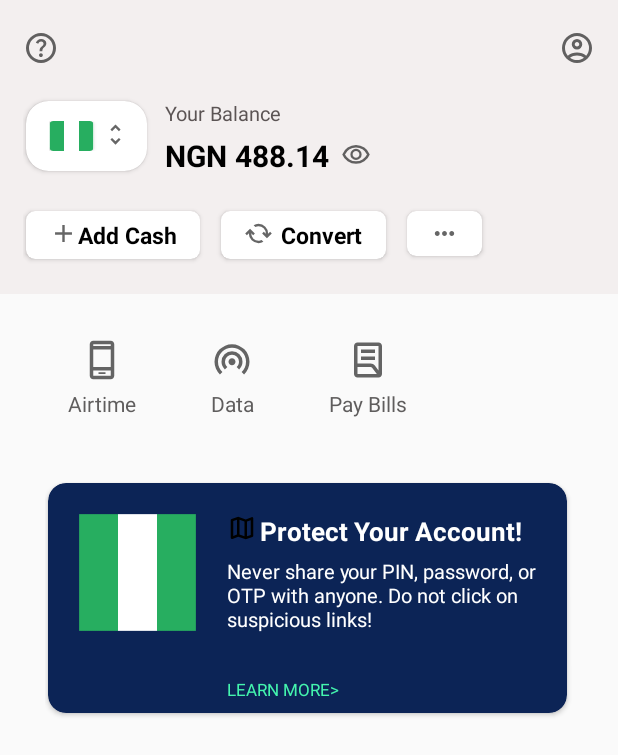
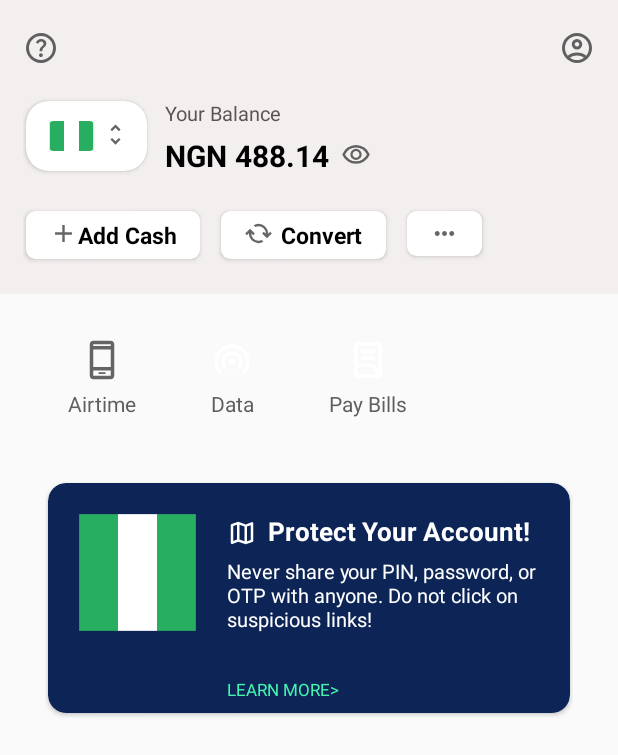
Before and after one commit to adeleyeayodeji/chipper-cash-android-clone, an Android app: the screen it shows after launch (MainActivity), on a phone screen of 412 x 824 dp. Shown: the top 755 px of the screen. Run offline under Robolectric (Android 15) with nearby library versions, the phone set to English and light mode, and no system bars.

Commit message:
Added image slider

```diff
--- a/app/src/main/java/com/biggidroid/opaykotlin/MainActivity.kt
+++ b/app/src/main/java/com/biggidroid/opaykotlin/MainActivity.kt
@@ -7,11 +7,11 @@ import android.util.Log
 import android.widget.ImageView
 import android.widget.TextView
 import androidx.appcompat.app.AppCompatActivity
-import androidx.recyclerview.widget.LinearLayoutManager
 import androidx.recyclerview.widget.RecyclerView
-import com.biggidroid.opaykotlin.adapter.PaymentSliderAdapter
+import androidx.viewpager.widget.ViewPager
+import com.biggidroid.opaykotlin.adapter.SliderAdapter
 import com.biggidroid.opaykotlin.bottomsheet.InfoBottomSheet
-import com.biggidroid.opaykotlin.model.PaymentData
+import com.biggidroid.opaykotlin.model.SlideItem
 
 
 class MainActivity : AppCompatActivity() {
@@ -20,8 +20,6 @@ class MainActivity : AppCompatActivity() {
     private lateinit var info: ImageView
 
     private lateinit var recyclerView: RecyclerView
-    private lateinit var adapter: PaymentSliderAdapter
-    private lateinit var paymentDataList: List<PaymentData>
 
     override fun onCreate(savedInstanceState: Bundle?) {
         super.onCreate(savedInstanceState)
@@ -33,18 +31,17 @@ class MainActivity : AppCompatActivity() {
         //set on click listener
         setOnClickListener()
 
-        recyclerView = findViewById(R.id.payment_slider_cardview)
-        recyclerView.setLayoutManager(LinearLayoutManager(this))
 
-        // Initialize your paymentDataList with sample data
-        paymentDataList = ArrayList()
-        (paymentDataList as ArrayList<PaymentData>).add(PaymentData("Protect Your Account!", R.drawable.nigeria, R.drawable.map))
-        (paymentDataList as ArrayList<PaymentData>).add(PaymentData("Get Paid in USD Globally", R.drawable.lab_profile, R.drawable.icons8_globe))
-        (paymentDataList as ArrayList<PaymentData>).add(PaymentData("Invest in global stocks for as low as $1", R.drawable.icons8_globe, R.drawable.wifi_tethering))
+        val viewPager = findViewById<ViewPager>(R.id.viewPager)
 
+        val slideItems = listOf(
+            SlideItem("Protect Your Account!", R.drawable.nigeria, R.drawable.map),
+            SlideItem("Get Paid in USD Globally", R.drawable.lab_profile, R.drawable.icons8_globe),
+            SlideItem("Invest in global stocks for as low as $1", R.drawable.icons8_globe, R.drawable.wifi_tethering)
+        )
 
-        adapter = PaymentSliderAdapter(paymentDataList as ArrayList<PaymentData>)
-        recyclerView.setAdapter(adapter)
+        val adapter2 = SliderAdapter(this, slideItems)
+        viewPager.adapter = adapter2
     }
 
     //find view
--- a/app/src/main/java/com/biggidroid/opaykotlin/adapter/PaymentSliderAdapter.kt
+++ /dev/null
@@ -1,84 +0,0 @@
-package com.biggidroid.opaykotlin.adapter
-
-import android.util.Log
-import com.biggidroid.opaykotlin.R
-import android.view.LayoutInflater
-import android.view.MotionEvent
-import android.view.View
-import android.view.ViewGroup
-import android.widget.ImageView
-import android.widget.TextView
-import androidx.cardview.widget.CardView
-import androidx.recyclerview.widget.RecyclerView
-import com.biggidroid.opaykotlin.model.PaymentData
-
-
-public class PaymentSliderAdapter(private val data: List<PaymentData>) :
-    RecyclerView.Adapter<PaymentSliderAdapter.PaymentViewHolder>() {
-    override fun onCreateViewHolder(parent: ViewGroup, viewType: Int): PaymentViewHolder {
-        val view: View = LayoutInflater.from(parent.context)
-            .inflate(R.layout.payment_slider_cardview, parent, false)
-        return PaymentViewHolder(view)
-    }
-
-    override fun onBindViewHolder(holder: PaymentViewHolder, position: Int) {
-        val item = data[position]
-        holder.bind(item)
-    }
-
-    override fun getItemCount(): Int {
-        return data.size
-    }
-
-    class PaymentViewHolder(itemView: View) : RecyclerView.ViewHolder(itemView) {
-        private val iconLarge: ImageView
-        private val iconSmall: ImageView
-        private val titleTextView: TextView
-        private val cardViewPaymentSlider: CardView
-
-        init {
-            iconLarge = itemView.findViewById<ImageView>(R.id.iconLargeImageView)
-            iconSmall = itemView.findViewById<ImageView>(R.id.iconSmallImageView)
-            titleTextView = itemView.findViewById<TextView>(R.id.titleTextView)
-            cardViewPaymentSlider = itemView.findViewById<CardView>(R.id.cardViewPaymentSlider)
-        }
-
-        fun bind(item: PaymentData) {
-            iconLarge.setImageResource(item.iconResource)
-            iconSmall.setImageResource(item.iconSmallResource)
-            titleTextView.text = item.title
-
-            //set margin top to -20dp for all execpt first item
-            if (adapterPosition != 0) {
-                setMarginTop()
-            }
-
-            // Enable card dragging
-            cardViewPaymentSlider.setOnTouchListener { view, event ->
-                when (event.action) {
-                    MotionEvent.ACTION_DOWN -> {
-                        // Handle the touch down event
-                        // You can capture initial touch coordinates, if needed
-                        Log.d("TAG_DATA", "bind: Item dragged")
-                    }
-                    MotionEvent.ACTION_MOVE -> {
-                        // Handle the touch move event
-                        // move the view as you drag it
-                    }
-                    MotionEvent.ACTION_UP -> {
-                        // Handle the touch up event
-                        // Perform any final actions when the user stops dragging
-                        Log.d("TAG_DATA", "bind: Item dropped")
-                    }
-                }
-                true // Indicates that the touch event has been consumed
-            }
-        }
-
-        private fun setMarginTop() {
-            val layoutParams = itemView.layoutParams as ViewGroup.MarginLayoutParams
-            layoutParams.setMargins(0, -600, 0, 0)
-            itemView.layoutParams = layoutParams
-        }
-    }
-}
--- /dev/null
+++ b/app/src/main/java/com/biggidroid/opaykotlin/adapter/SliderAdapter.kt
@@ -0,0 +1,39 @@
+package com.biggidroid.opaykotlin.adapter
+
+import android.content.Context
+import android.view.LayoutInflater
+import android.view.View
+import android.view.ViewGroup
+import android.widget.ImageView
+import android.widget.TextView
+import androidx.viewpager.widget.PagerAdapter
+import com.biggidroid.opaykotlin.R
+import com.biggidroid.opaykotlin.model.SlideItem
+
+class SliderAdapter(private val context: Context, private val items: List<SlideItem>) : PagerAdapter() {
+
+    override fun getCount(): Int = items.size
+
+    override fun isViewFromObject(view: View, obj: Any): Boolean = view == obj
+
+    override fun instantiateItem(container: ViewGroup, position: Int): Any {
+        val inflater = context.getSystemService(Context.LAYOUT_INFLATER_SERVICE) as LayoutInflater
+        val view = inflater.inflate(R.layout.payment_slider_cardview, null)
+
+        val iconLargeImageView = view.findViewById<ImageView>(R.id.iconLargeImageView)
+        val titleTextView = view.findViewById<TextView>(R.id.titleTextView)
+        val iconSmallImageView = view.findViewById<ImageView>(R.id.iconSmallImageView)
+
+        val item = items[position]
+        iconLargeImageView.setImageResource(item.iconResource)
+        titleTextView.text = item.title
+        iconSmallImageView.setImageResource(item.iconSmallResource)
+
+        container.addView(view)
+        return view
+    }
+
+    override fun destroyItem(container: ViewGroup, position: Int, obj: Any) {
+        container.removeView(obj as View)
+    }
+}
--- a/app/src/main/java/com/biggidroid/opaykotlin/model/PaymentData.kt
+++ /dev/null
@@ -1,3 +0,0 @@
-package com.biggidroid.opaykotlin.model
-
-class PaymentData(val title: String, val iconResource: Int, val iconSmallResource: Int)
--- /dev/null
+++ b/app/src/main/java/com/biggidroid/opaykotlin/model/SlideItem.kt
@@ -0,0 +1,3 @@
+package com.biggidroid.opaykotlin.model
+
+data class SlideItem(val title: String, val iconResource: Int, val iconSmallResource: Int)
--- a/app/src/main/res/drawable/lab_profile.xml
+++ b/app/src/main/res/drawable/lab_profile.xml
@@ -3,7 +3,7 @@
     android:height="24dp"
     android:viewportWidth="960"
     android:viewportHeight="960"
-    android:tint="?attr/colorControlNormal">
+    android:tint="@android:color/white">
   <path
       android:fillColor="@android:color/white"
       android:pathData="M320,480L320,400L640,400L640,480L320,480ZM320,320L320,240L640,240L640,320L320,320ZM240,560L540,560Q569,560 594,572.5Q619,585 636,608L720,718L720,160Q720,160 720,160Q720,160 720,160L240,160Q240,160 240,160Q240,160 240,160L240,560ZM240,800L682,800L573,657Q567,649 558.5,644.5Q550,640 540,640L240,640L240,800Q240,800 240,800Q240,800 240,800ZM720,880L240,880Q207,880 183.5,856.5Q160,833 160,800L160,160Q160,127 183.5,103.5Q207,80 240,80L720,80Q753,80 776.5,103.5Q800,127 800,160L800,800Q800,833 776.5,856.5Q753,880 720,880ZM240,800L240,800L240,160Q240,160 240,160Q240,160 240,160L240,160Q240,160 240,160Q240,160 240,160L240,800Q240,800 240,800Q240,800 240,800ZM240,640L240,560L240,560L240,640L240,640Z"/>
--- a/app/src/main/res/drawable/map.xml
+++ b/app/src/main/res/drawable/map.xml
@@ -3,8 +3,8 @@
     android:height="30dp"
     android:viewportWidth="960"
     android:viewportHeight="960"
-    android:tint="@android:color/black">
+    android:tint="@android:color/white">
   <path
-      android:fillColor="@android:color/black"
+      android:fillColor="@android:color/white"
       android:pathData="M600,840L360,756L174,828Q154,836 137,823.5Q120,811 120,790L120,230Q120,217 127.5,207Q135,197 148,192L360,120L600,204L786,132Q806,124 823,136.5Q840,149 840,170L840,730Q840,743 832.5,753Q825,763 812,768L600,840ZM560,742L560,274L400,218L400,686L560,742ZM640,742L760,702L760,228L640,274L640,742ZM200,732L320,686L320,218L200,258L200,732ZM640,274L640,274L640,742L640,742L640,274ZM320,218L320,218L320,686L320,686L320,218Z"/>
 </vector>
--- a/app/src/main/res/drawable/wifi_tethering.xml
+++ b/app/src/main/res/drawable/wifi_tethering.xml
@@ -3,7 +3,7 @@
     android:height="24dp"
     android:viewportWidth="960"
     android:viewportHeight="960"
-    android:tint="?attr/colorControlNormal">
+    android:tint="@android:color/white">
   <path
       android:fillColor="@android:color/white"
       android:pathData="M204,810Q147,755 113.5,680.5Q80,606 80,520Q80,437 111.5,364Q143,291 197,237Q251,183 324,151.5Q397,120 480,120Q563,120 636,151.5Q709,183 763,237Q817,291 848.5,364Q880,437 880,520Q880,606 846.5,681Q813,756 756,810L700,754Q746,710 773,649.5Q800,589 800,520Q800,386 707,293Q614,200 480,200Q346,200 253,293Q160,386 160,520Q160,589 187,649Q214,709 261,753L204,810ZM317,697Q282,664 261,618.5Q240,573 240,520Q240,420 310,350Q380,280 480,280Q580,280 650,350Q720,420 720,520Q720,573 699,619Q678,665 643,697L586,640Q611,617 625.5,586Q640,555 640,520Q640,454 593,407Q546,360 480,360Q414,360 367,407Q320,454 320,520Q320,556 334.5,586.5Q349,617 374,640L317,697ZM480,600Q447,600 423.5,576.5Q400,553 400,520Q400,487 423.5,463.5Q447,440 480,440Q513,440 536.5,463.5Q560,487 560,520Q560,553 536.5,576.5Q513,600 480,600Z"/>
--- a/app/src/main/res/layout/activity_main.xml
+++ b/app/src/main/res/layout/activity_main.xml
@@ -70,15 +70,24 @@
     app:layout_constraintTop_toBottomOf="@id/body_main_layout" />
 
 <!--    Payment Slider-->
+    <androidx.appcompat.widget.LinearLayoutCompat
+        android:layout_width="match_parent"
+        android:layout_height="wrap_content"
+        android:layout_marginStart="30dp"
+        android:layout_marginEnd="30dp"
+        android:orientation="vertical"
+        android:gravity="center"
+        app:layout_constraintStart_toStartOf="parent"
+        app:layout_constraintTop_toBottomOf="@id/airtime_data_paybills_layout">
 
-<include
-    android:id="@+id/payment_slider_layout"
-    layout="@layout/payment_slider"
-    android:layout_width="match_parent"
-    android:layout_height="wrap_content"
-    android:layout_marginTop="@dimen/_20dp"
-    app:layout_constraintStart_toStartOf="parent"
-    app:layout_constraintTop_toBottomOf="@id/airtime_data_paybills_layout" />
+        <androidx.viewpager.widget.ViewPager
+            android:id="@+id/viewPager"
+            android:layout_width="wrap_content"
+            android:layout_height="160dp"
+            android:layout_marginTop="@dimen/_20dp" />
+
+    </androidx.appcompat.widget.LinearLayoutCompat>
+
 
 </androidx.constraintlayout.widget.ConstraintLayout>
 
--- a/app/src/main/res/layout/payment_slider.xml
+++ b/app/src/main/res/layout/payment_slider.xml
@@ -16,7 +16,6 @@
         android:gravity="center"
         app:layout_constraintStart_toStartOf="parent"
         tools:ignore="MissingConstraints">
-        >
 
         <androidx.recyclerview.widget.RecyclerView
             android:id="@+id/payment_slider_cardview"
--- a/app/src/main/res/layout/payment_slider_cardview.xml
+++ b/app/src/main/res/layout/payment_slider_cardview.xml
@@ -41,6 +41,8 @@
                     android:id="@+id/iconSmallImageView"
                     android:layout_width="20dp"
                     android:layout_height="20dp"
+                    android:layout_marginTop="3dp"
+                    android:layout_marginEnd="5dp"
                     android:src="@drawable/padlock_withey" />
 
                 <TextView
--- /dev/null
+++ b/app/src/main/res/layout/slide_item.xml
@@ -0,0 +1,22 @@
+<?xml version="1.0" encoding="utf-8"?>
+<LinearLayout xmlns:android="http://schemas.android.com/apk/res/android"
+    android:layout_width="match_parent"
+    android:layout_height="match_parent"
+    android:orientation="vertical"
+    android:gravity="center">
+
+    <ImageView
+        android:id="@+id/imageView"
+        android:layout_width="200dp"
+        android:layout_height="200dp"
+        android:src="@drawable/ic_launcher_foreground"
+        android:contentDescription="Slide Image" />
+
+    <TextView
+        android:id="@+id/textView"
+        android:layout_width="wrap_content"
+        android:layout_height="wrap_content"
+        android:text="Slide Content"
+        android:layout_marginTop="16dp" />
+
+</LinearLayout>
```
